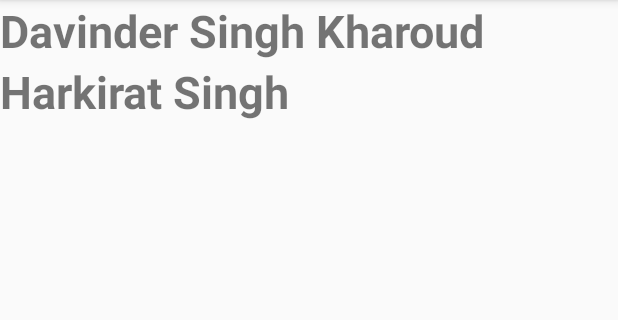
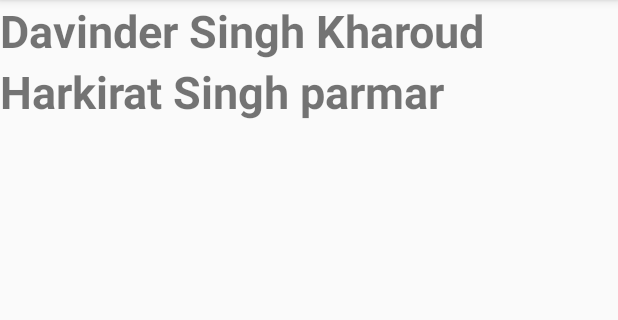
Before and after one commit to harkiratparmar/CollaboratingOtherPeoplePractice, an Android app: the screen it shows after launch (MainActivity), on a phone screen of 412 x 824 dp, the part 84-404 px from its top. Run offline under Robolectric (Android 15) with nearby library versions, the phone set to English and light mode, and no system bars.

Commit message:
Harkirat Singh parmar

```diff
--- a/app/src/main/res/layout/activity_main.xml
+++ b/app/src/main/res/layout/activity_main.xml
@@ -20,7 +20,7 @@
         android:layout_width="wrap_content"
         android:layout_height="wrap_content"
         android:textSize="30dp"
-        android:text="Harkirat Singh"
+        android:text="Harkirat Singh parmar"
         android:textStyle="bold" />
 
 </LinearLayout>
```
